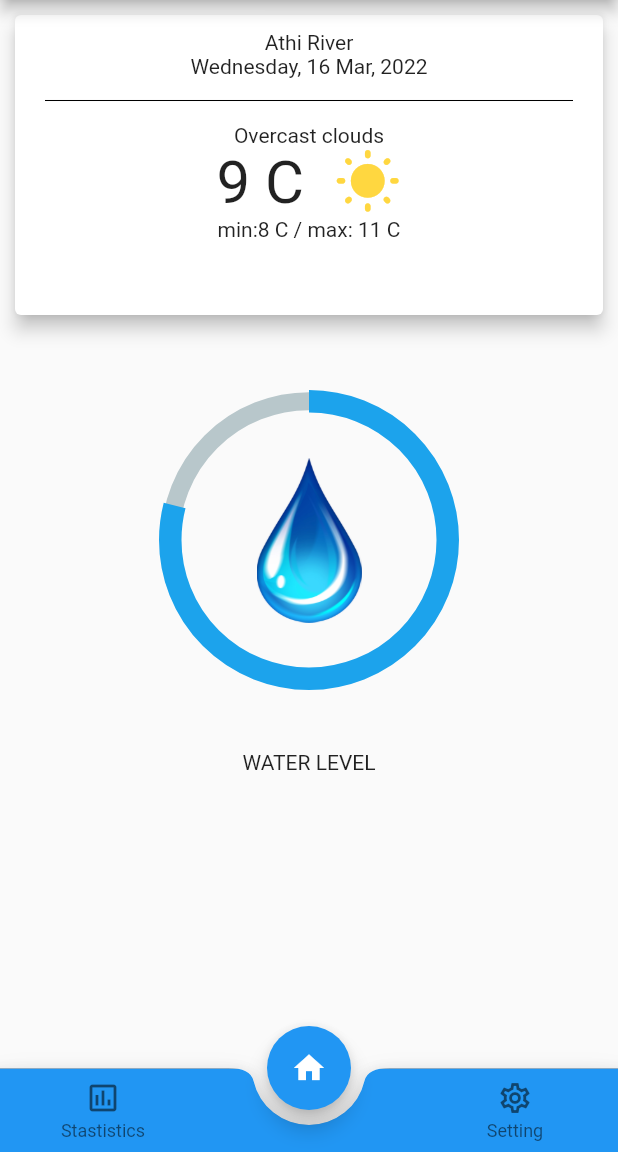
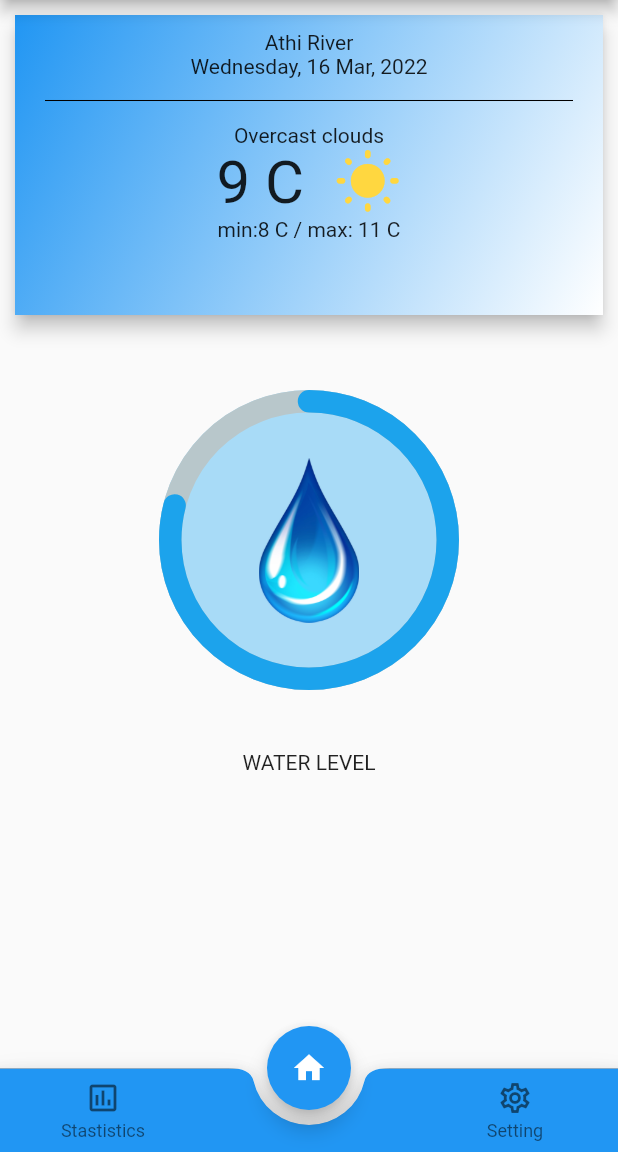
Before and after one commit to ElieBamunoba/water_sensorApp, a Flutter app: the screen it shows after launch, item 3 of the bottom bar chosen, after a tap on the "home" icon, on a phone screen of 412 x 824 dp, the part 84-1236 px from its top. Run offline on Flutter 3.47's test engine with Material 2 defaults, Android fonts, the phone set to English and light mode, and no system bars; drawn by our look-alikes of percent_indicator.

Commit message:
gradient

```diff
--- a/lib/main.dart
+++ b/lib/main.dart
@@ -14,7 +14,7 @@ class MyApp extends StatelessWidget {
   @override
   Widget build(BuildContext context) {
     return MaterialApp(
-      title: 'Flutter Demo',
+      title: 'Water Sensor',
       debugShowCheckedModeBanner: false,
       theme: ThemeData(
         primarySwatch: Colors.blue,
--- a/lib/screens/dashboard_screen.dart
+++ b/lib/screens/dashboard_screen.dart
@@ -13,15 +13,11 @@ class DashboardScreen extends StatefulWidget {
 class _DashboardScreenState extends State<DashboardScreen> {
   int _currentIndex = 1;
   // ignore: deprecated_member_use
-  final List<Widget> _pages = [];
-  @override
-  void initState() {
-    _pages.add(StatisticsScreen());
-    _pages.add(HomeScreen());
-    _pages.add(SettingScreen());
-    super.initState();
-  }
-
+  final List<Widget> _pages = [
+    StatisticsScreen(),
+    HomeScreen(),
+    SettingScreen()
+  ];
   @override
   Widget build(BuildContext context) {
     return Scaffold(
@@ -50,18 +46,26 @@ class _DashboardScreenState extends State<DashboardScreen> {
               backgroundColor: Colors.blue,
               selectedItemColor: Colors.white,
               onTap: (index) {
-                setState(() {
-                  _currentIndex = index;
-                });
+                setState(
+                  () => _currentIndex = index,
+                );
               },
               // ignore: prefer_const_literals_to_create_immutables
               items: [
                 BottomNavigationBarItem(
-                    icon: Icon(Icons.assessment_outlined),
-                    label: 'Stastistics'),
-                BottomNavigationBarItem(icon: Icon(Icons.home), label: ''),
+                  icon: Icon(
+                    Icons.assessment_outlined,
+                  ),
+                  label: 'Stastistics',
+                ),
                 BottomNavigationBarItem(
-                    icon: Icon(Icons.settings_outlined), label: 'Setting')
+                  icon: Icon(Icons.home),
+                  label: '',
+                ),
+                BottomNavigationBarItem(
+                  icon: Icon(Icons.settings_outlined),
+                  label: 'Setting',
+                )
               ],
             ),
           ),
@@ -74,9 +78,7 @@ class _DashboardScreenState extends State<DashboardScreen> {
         child: FloatingActionButton(
           backgroundColor: _currentIndex == 1 ? Colors.blue : Colors.blueGrey,
           child: Icon(Icons.home),
-          onPressed: () => setState(() {
-            _currentIndex = 1;
-          }),
+          onPressed: () => setState(() => _currentIndex = 1),
         ),
       ),
     );
--- a/lib/screens/home_screen.dart
+++ b/lib/screens/home_screen.dart
@@ -21,32 +21,35 @@ class _HomeScreenState extends State<HomeScreen> {
             onTap: () => Navigator.pushNamed(context, route.weatherScreen),
           ),
           // ignore: avoid_unnecessary_containers
-
-          Center(
-            child: Container(
+          Container(
+            decoration: const BoxDecoration(
+              color: Color(0xFFA8DBF7),
+              shape: BoxShape.circle,
+            ),
             margin: const EdgeInsets.all(40),
             child: CircularPercentIndicator(
               radius: 100,
               lineWidth: 15.0,
+              //value
               percent: 0.79,
               center: Container(
                 width: 70,
                 height: 110,
                 // color: Colors.amber,
+                child: Center(
                   child: Image.asset(
                     "assets/images/water.png",
                     fit: BoxFit.fill,
                   ),
                 ),
-             curve: Curve.,
-                backgroundWidth: 12,
+              ),
+              backgroundWidth: 15,
               animation: true,
               animationDuration: 1500,
               progressColor: const Color(0xff1ca3ec),
+              circularStrokeCap: CircularStrokeCap.round,
             ),
           ),
-          ),
-
           const Text("WATER LEVEL"),
           const Text("")
         ],
--- a/lib/widgets/current_weather.dart
+++ b/lib/widgets/current_weather.dart
@@ -1,4 +1,3 @@
-import 'package:flutter/cupertino.dart';
 import 'package:flutter/material.dart';
 import 'package:water_sensor/widgets/weather_card.dart';
 
--- /dev/null
+++ b/lib/widgets/gradient_color.dart
@@ -0,0 +1,15 @@
+import 'package:flutter/widgets.dart';
+import 'package:flutter/material.dart';
+
+BoxDecoration gradient() {
+  return const BoxDecoration(
+    gradient: LinearGradient(
+      begin: Alignment.topLeft,
+      end: Alignment.bottomRight,
+      colors: [
+        Colors.blue,
+        Colors.white,
+      ],
+    ),
+  );
+}
--- a/lib/widgets/weather_card.dart
+++ b/lib/widgets/weather_card.dart
@@ -1,5 +1,6 @@
 import 'package:flutter/material.dart';
 import 'package:intl/intl.dart';
+import 'package:water_sensor/widgets/gradient_color.dart';
 
 Widget weatherCard() {
   return Card(
@@ -9,6 +10,7 @@ Widget weatherCard() {
     ),
     elevation: 5,
     child: Container(
+      decoration: gradient(),
       width: double.infinity,
       height: 200,
       child: Column(
```
Also changed, not shown: pubspec.lock, 1 other file. Lines whose indentation alone changed are shown as unchanged.
